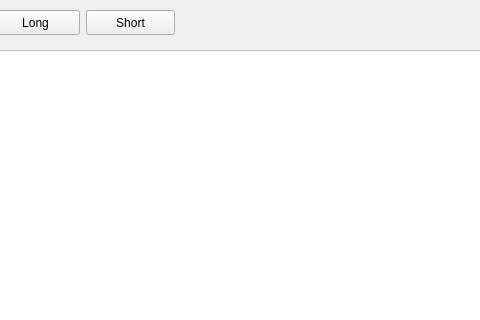
Old version of the form form.ui in the repository VitalyKalininSPB/TradeDiary; both pictures show x 419 to 899 and y 0 to 320 of the 1127 by 600 pixel window.
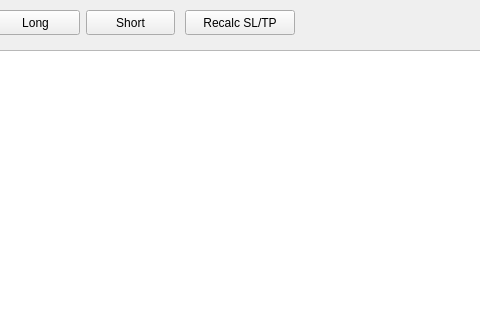
New version of the form.

Commit message: Корелляционный риск и пересчет SL TP

Diff of the .ui file:
```diff
--- a/form.ui
+++ b/form.ui
@@ -131,6 +131,19 @@
      <string>Short</string>
     </property>
    </widget>
+   <widget class="QPushButton" name="recalcSlTpButton">
+    <property name="geometry">
+     <rect>
+      <x>604</x>
+      <y>10</y>
+      <width>110</width>
+      <height>25</height>
+     </rect>
+    </property>
+    <property name="text">
+     <string>Recalc SL/TP</string>
+    </property>
+   </widget>
    <widget class="QPushButton" name="updatePricesButton">
     <property name="geometry">
      <rect>
```
The commit also changes 1 other file.
